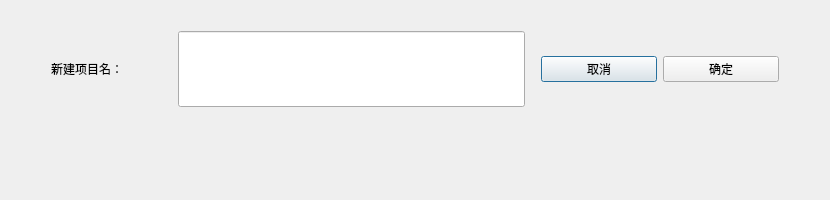
Before: the Qt Designer form GUI/newProject.ui in ZxxWs/IdentifyBuilding, drawn with Qt 5.
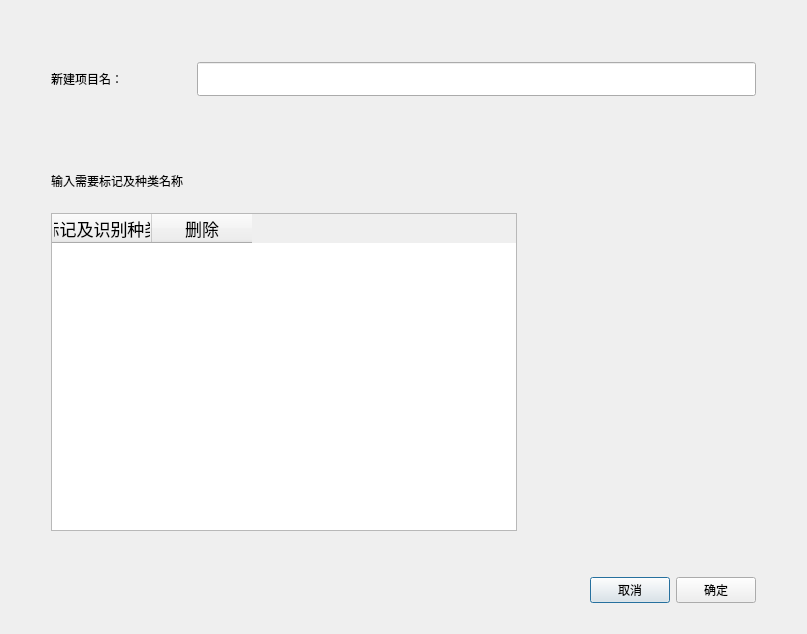
After: the same form once the commit is applied.

```diff
--- a/GUI/newProject.ui
+++ b/GUI/newProject.ui
@@ -6,8 +6,8 @@
    <rect>
     <x>0</x>
     <y>0</y>
-    <width>830</width>
-    <height>200</height>
+    <width>807</width>
+    <height>634</height>
    </rect>
   </property>
   <property name="windowTitle">
@@ -15,7 +15,7 @@
   </property>
   <layout class="QVBoxLayout" name="verticalLayout_2">
    <item>
-    <layout class="QVBoxLayout" name="verticalLayout" stretch="0,1,1">
+    <layout class="QVBoxLayout" name="verticalLayout" stretch="0,1,0,4,0,1,0">
      <item>
       <spacer name="verticalSpacer_2">
        <property name="orientation">
@@ -30,7 +30,7 @@
       </spacer>
      </item>
      <item>
-      <layout class="QHBoxLayout" name="horizontalLayout" stretch="0,1,0,3,0,1,1,0">
+      <layout class="QHBoxLayout" name="horizontalLayout" stretch="0,1,4,0">
        <item>
         <spacer name="horizontalSpacer">
          <property name="orientation">
@@ -52,14 +52,16 @@
         </widget>
        </item>
        <item>
-        <spacer name="horizontalSpacer_2">
+        <layout class="QVBoxLayout" name="verticalLayout_4">
+         <item>
+          <spacer name="verticalSpacer_5">
          <property name="orientation">
-          <enum>Qt::Horizontal</enum>
+            <enum>Qt::Vertical</enum>
          </property>
          <property name="sizeHint" stdset="0">
           <size>
-           <width>5</width>
-           <height>20</height>
+             <width>20</width>
+             <height>10</height>
           </size>
          </property>
         </spacer>
@@ -80,31 +82,19 @@
         </widget>
        </item>
        <item>
-        <spacer name="horizontalSpacer_4">
+          <spacer name="verticalSpacer_6">
          <property name="orientation">
-          <enum>Qt::Horizontal</enum>
+            <enum>Qt::Vertical</enum>
          </property>
          <property name="sizeHint" stdset="0">
           <size>
-           <width>10</width>
-           <height>20</height>
+             <width>20</width>
+             <height>10</height>
           </size>
          </property>
         </spacer>
        </item>
-       <item>
-        <widget class="QPushButton" name="pushButtonCancel">
-         <property name="text">
-          <string>取消</string>
-         </property>
-        </widget>
-       </item>
-       <item>
-        <widget class="QPushButton" name="pushButtonOK">
-         <property name="text">
-          <string>确定</string>
-         </property>
-        </widget>
+        </layout>
        </item>
        <item>
         <spacer name="horizontalSpacer_3">
@@ -122,7 +112,136 @@
       </layout>
      </item>
      <item>
-      <layout class="QHBoxLayout" name="horizontalLayout_2" stretch="0,1,0">
+      <spacer name="verticalSpacer_7">
+       <property name="orientation">
+        <enum>Qt::Vertical</enum>
+       </property>
+       <property name="sizeHint" stdset="0">
+        <size>
+         <width>20</width>
+         <height>20</height>
+        </size>
+       </property>
+      </spacer>
+     </item>
+     <item>
+      <layout class="QHBoxLayout" name="horizontalLayout_3" stretch="0,5,3">
+       <item>
+        <spacer name="horizontalSpacer_7">
+         <property name="orientation">
+          <enum>Qt::Horizontal</enum>
+         </property>
+         <property name="sizeHint" stdset="0">
+          <size>
+           <width>40</width>
+           <height>20</height>
+          </size>
+         </property>
+        </spacer>
+       </item>
+       <item>
+        <layout class="QVBoxLayout" name="verticalLayout_3" stretch="0,0,0,1">
+         <item>
+          <spacer name="verticalSpacer">
+           <property name="orientation">
+            <enum>Qt::Vertical</enum>
+           </property>
+           <property name="sizeHint" stdset="0">
+            <size>
+             <width>20</width>
+             <height>20</height>
+            </size>
+           </property>
+          </spacer>
+         </item>
+         <item>
+          <widget class="QLabel" name="label_2">
+           <property name="text">
+            <string>输入需要标记及种类名称</string>
+           </property>
+          </widget>
+         </item>
+         <item>
+          <spacer name="verticalSpacer_3">
+           <property name="orientation">
+            <enum>Qt::Vertical</enum>
+           </property>
+           <property name="sizeHint" stdset="0">
+            <size>
+             <width>20</width>
+             <height>17</height>
+            </size>
+           </property>
+          </spacer>
+         </item>
+         <item>
+          <widget class="QTableWidget" name="tableWidget">
+           <column>
+            <property name="text">
+             <string>标记及识别种类</string>
+            </property>
+            <property name="font">
+             <font>
+              <family>楷体</family>
+              <pointsize>13</pointsize>
+             </font>
+            </property>
+            <property name="textAlignment">
+             <set>AlignCenter</set>
+            </property>
+            <property name="background">
+             <color>
+              <red>0</red>
+              <green>50</green>
+              <blue>0</blue>
+             </color>
+            </property>
+           </column>
+           <column>
+            <property name="text">
+             <string>删除</string>
+            </property>
+            <property name="font">
+             <font>
+              <family>楷体</family>
+              <pointsize>13</pointsize>
+             </font>
+            </property>
+           </column>
+          </widget>
+         </item>
+        </layout>
+       </item>
+       <item>
+        <spacer name="horizontalSpacer_8">
+         <property name="orientation">
+          <enum>Qt::Horizontal</enum>
+         </property>
+         <property name="sizeHint" stdset="0">
+          <size>
+           <width>20</width>
+           <height>20</height>
+          </size>
+         </property>
+        </spacer>
+       </item>
+      </layout>
+     </item>
+     <item>
+      <spacer name="verticalSpacer_8">
+       <property name="orientation">
+        <enum>Qt::Vertical</enum>
+       </property>
+       <property name="sizeHint" stdset="0">
+        <size>
+         <width>20</width>
+         <height>40</height>
+        </size>
+       </property>
+      </spacer>
+     </item>
+     <item>
+      <layout class="QHBoxLayout" name="horizontalLayout_2" stretch="0,1,0,0">
        <item>
         <spacer name="horizontalSpacer_5">
          <property name="orientation">
@@ -146,6 +265,36 @@
          </property>
         </widget>
        </item>
+       <item>
+        <layout class="QHBoxLayout" name="horizontalLayout_4">
+         <item>
+          <widget class="QPushButton" name="pushButtonCancel">
+           <property name="sizePolicy">
+            <sizepolicy hsizetype="Preferred" vsizetype="Fixed">
+             <horstretch>0</horstretch>
+             <verstretch>0</verstretch>
+            </sizepolicy>
+           </property>
+           <property name="text">
+            <string>取消</string>
+           </property>
+          </widget>
+         </item>
+         <item>
+          <widget class="QPushButton" name="pushButtonOK">
+           <property name="sizePolicy">
+            <sizepolicy hsizetype="Preferred" vsizetype="Fixed">
+             <horstretch>0</horstretch>
+             <verstretch>0</verstretch>
+            </sizepolicy>
+           </property>
+           <property name="text">
+            <string>确定</string>
+           </property>
+          </widget>
+         </item>
+        </layout>
+       </item>
        <item>
         <spacer name="horizontalSpacer_6">
          <property name="orientation">
@@ -161,6 +310,19 @@
        </item>
       </layout>
      </item>
+     <item>
+      <spacer name="verticalSpacer_4">
+       <property name="orientation">
+        <enum>Qt::Vertical</enum>
+       </property>
+       <property name="sizeHint" stdset="0">
+        <size>
+         <width>20</width>
+         <height>20</height>
+        </size>
+       </property>
+      </spacer>
+     </item>
     </layout>
    </item>
   </layout>
```
Lines whose indentation alone changed are shown as unchanged.
